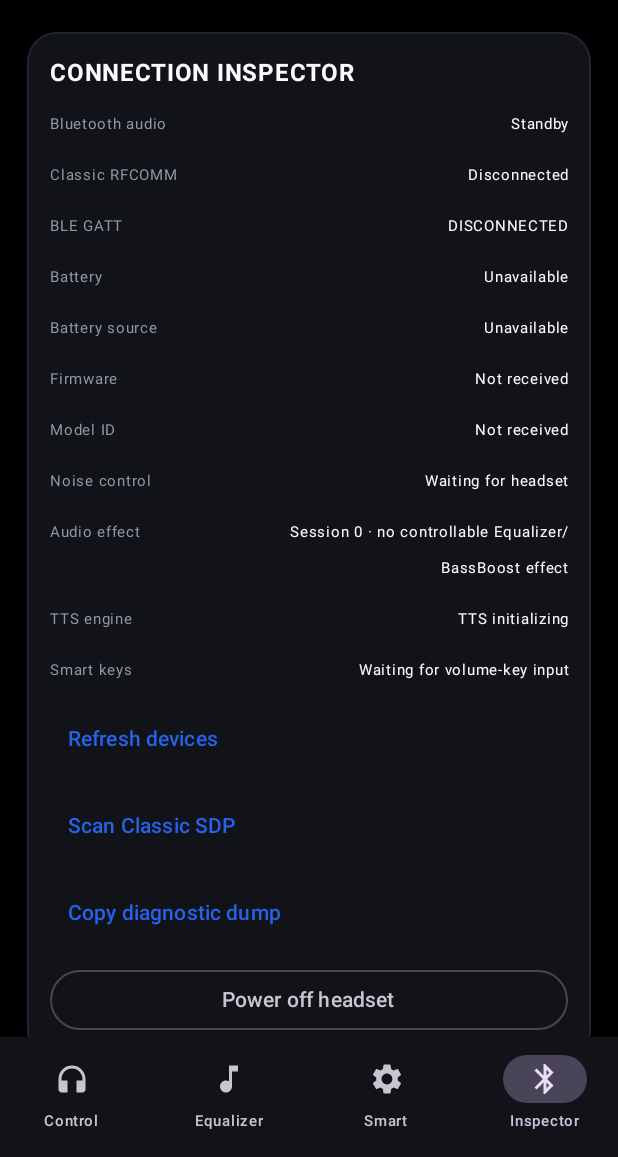
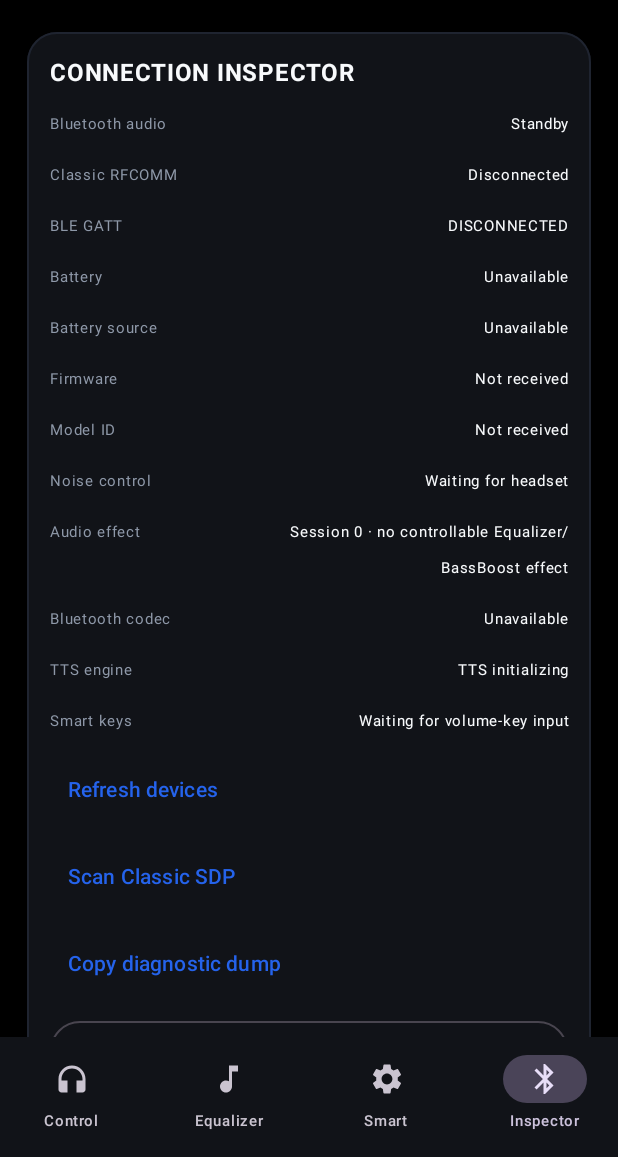
Before and after one commit to kensano-in/Broski, an Android app built with Jetpack Compose: the screen it shows after launch (MainActivity), item 4 of the bottom bar chosen, on a phone screen of 412 x 824 dp, the part 79-1236 px from its top. Run offline under Robolectric (Android 15) with nearby library versions, the phone set to English and light mode, and no system bars.

Commit message:
Add A2DP codec telemetry when Android exposes codec broadcasts

```diff
--- a/app/src/main/java/com/verlyn/audio/MainActivity.kt
+++ b/app/src/main/java/com/verlyn/audio/MainActivity.kt
@@ -238,6 +238,7 @@ class MainActivity : ComponentActivity() {
     private var firmwareVersion by mutableStateOf("")
     private var modelId by mutableStateOf("")
     private var audioSessionBindings by mutableStateOf(emptyList<String>())
+    private var audioCodecStatus by mutableStateOf("Unavailable")
     private val raceCaptureLog = mutableStateListOf<String>()
     private var ttsStatus by mutableStateOf("TTS initializing")
     private var testAudioStatus by mutableStateOf("")
@@ -569,6 +570,7 @@ class MainActivity : ComponentActivity() {
                     firmwareVersion = intent.getStringExtra(VerlynConnectionService.EXTRA_FIRMWARE)?.takeIf { it.isNotBlank() } ?: firmwareVersion
                     modelId = intent.getStringExtra(VerlynConnectionService.EXTRA_MODEL_ID)?.takeIf { it.isNotBlank() } ?: modelId
                     audioSessionBindings = intent.getStringArrayListExtra(VerlynConnectionService.EXTRA_AUDIO_SESSIONS)?.toList() ?: audioSessionBindings
+                    audioCodecStatus = intent.getStringExtra(VerlynConnectionService.EXTRA_CODEC_STATUS) ?: audioCodecStatus
                     rfcommState = intent.getStringExtra(VerlynConnectionService.EXTRA_LINK) ?: rfcommState
                     serviceNoiseMode = intent.getStringExtra(VerlynConnectionService.EXTRA_NOISE_MODE) ?: serviceNoiseMode
                     serviceNoiseReady = intent.getBooleanExtra(VerlynConnectionService.EXTRA_NOISE_READY, serviceNoiseReady)
@@ -727,6 +729,7 @@ class MainActivity : ComponentActivity() {
                     batteryUnrestricted = batteryUnrestricted,
                     assistantSelected = assistantSelected,
                     autoEqRules = autoEqRules.toMap(),
+                    codecStatus = audioCodecStatus,
                     nativeBandCentersHz = audioEngine.nativeBandCenterFrequenciesHz(),
                     audioBypassed = audioBypassed,
                     bassPunch = bassPunch,
--- a/app/src/main/java/com/verlyn/audio/VerlynPremiumUi.kt
+++ b/app/src/main/java/com/verlyn/audio/VerlynPremiumUi.kt
@@ -114,6 +114,22 @@ private fun ControlTab(s: VerlynProUiState, a: VerlynProUiActions) {
         label = "headset-battery-ring"
     )
     Column(Modifier.fillMaxSize().verticalScroll(rememberScrollState()).padding(bottom = 18.dp), verticalArrangement = Arrangement.spacedBy(12.dp)) {
+        Surface(
+            color = VCard,
+            shape = RoundedCornerShape(11.dp),
+            border = BorderStroke(1.dp, VBorder)
+        ) {
+            val bound = s.audioSessionBindings.firstOrNull() ?: "No media session"
+            val auto = if (s.companionConfigured && s.audioConnected) "ON" else "STANDBY"
+            Text(
+                ("APP " + bound + "  ·  DSP " + s.engineMode.uppercase(Locale.US) +
+                    "  ·  CODEC " + s.codecStatus + "  ·  AUTO " + auto).take(160),
+                modifier = Modifier.fillMaxWidth().padding(horizontal = 10.dp, vertical = 9.dp),
+                color = VMuted,
+                fontSize = 8.sp,
+                maxLines = 1
+            )
+        }
         if (!s.companionConfigured || !s.batteryUnrestricted || !s.assistantSelected) {
             PremiumCard {
                 Text("QUICK SETUP", color = VBlueLight, fontWeight = FontWeight.Bold)
@@ -610,6 +626,7 @@ private fun InspectorTab(s: VerlynProUiState, a: VerlynProUiActions) {
             InspectorLine("Model ID", s.modelId.ifBlank { "Not received" })
             InspectorLine("Noise control", s.noiseStatus.ifBlank { s.noiseMode })
             InspectorLine("Audio effect", s.effectStatus)
+            InspectorLine("Bluetooth codec", s.codecStatus)
             InspectorLine("TTS engine", s.ttsStatus)
             s.audioSessionBindings.forEach { InspectorLine("Bound session", it) }
             InspectorLine("Smart keys", s.smartKeyStatus)
--- a/app/src/main/java/com/verlyn/audio/VerlynProUi.kt
+++ b/app/src/main/java/com/verlyn/audio/VerlynProUi.kt
@@ -105,7 +105,8 @@ data class VerlynProUiState(
     val trebleAir: Float = 0f,
     val bassBoostStrength: Float = 65f,
     val spatialStrength: Float = 65f,
-    val autoEqRules: Map<String, String> = emptyMap()
+    val autoEqRules: Map<String, String> = emptyMap(),
+    val codecStatus: String = "Unavailable"
 )
 
 data class VerlynProUiActions(
```
Also changed, not shown: app/src/main/java/com/verlyn/audio/VerlynConnectionService.kt (+39 -0 lines).
